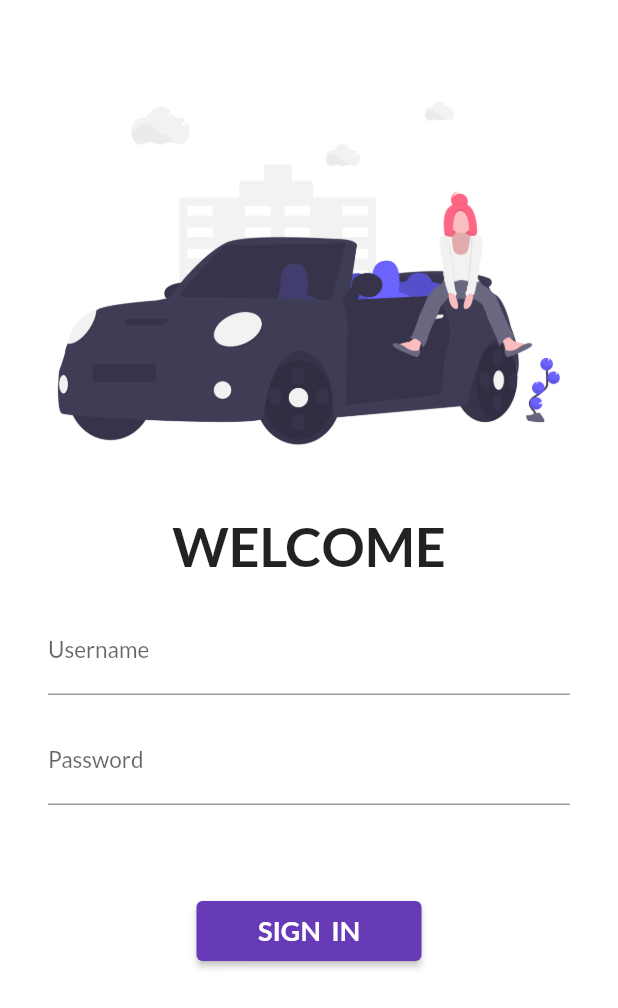
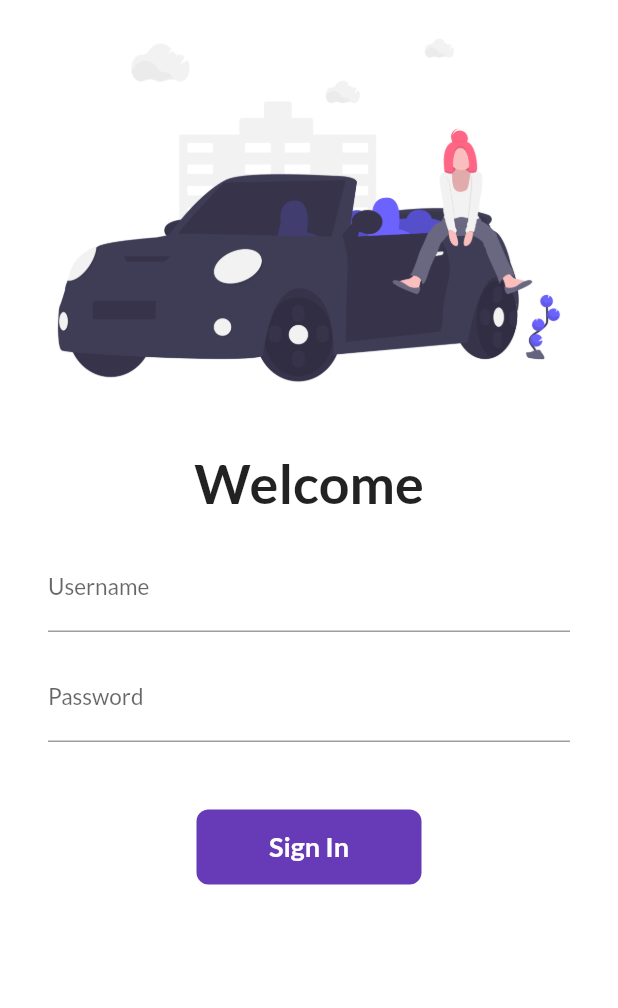
Before and after one commit to ankushgarg04/CarRentalApp, a Flutter app: the screen it shows after launch, on a phone screen of 412 x 824 dp. Shown: the top 1008 px of the screen. Run offline on Flutter 3.47's test engine with Material 2 defaults, Android fonts, the phone set to English and light mode, and no system bars; our stand-ins replace google_fonts.

Commit message:
day6goingon

```diff
--- a/lib/pages/login_page.dart
+++ b/lib/pages/login_page.dart
@@ -1,6 +1,12 @@
 import 'package:flutter/material.dart';
 
-class LoginPage extends StatelessWidget {
+class LoginPage extends StatefulWidget {
+  @override
+  _LoginPageState createState() => _LoginPageState();
+}
+
+class _LoginPageState extends State<LoginPage> {
+  String username = "";
   @override
   Widget build(BuildContext context) {
     return Material(
@@ -8,15 +14,13 @@ class LoginPage extends StatelessWidget {
         child: SingleChildScrollView(
           child: Column(
             children: [
-              SizedBox(
-                height: 42,
-              ),
               Image.asset("assets/images/login_car.png", fit: BoxFit.cover),
               SizedBox(
                 height: 20,
               ),
               Text(
-                "WELCOME",
+                "Welcome $username",
+                textAlign: TextAlign.center,
                 style: TextStyle(
                   fontSize: 36,
                   fontWeight: FontWeight.bold,
@@ -34,10 +38,16 @@ class LoginPage extends StatelessWidget {
                           fontSize: 15,
                         ),
                       ),
+                      onChanged: (value) {
+                        username = value;
+                        setState(() {});
+                      },
                     ),
+
                     SizedBox(
                       height: 15,
                     ),
+
                     TextFormField(
                       obscureText: true,
                       decoration: InputDecoration(
@@ -47,22 +57,46 @@ class LoginPage extends StatelessWidget {
                         ),
                       ),
                     ),
+
                     SizedBox(
-                      height: 60,
+                      height: 45,
                     ),
-                    ElevatedButton(
-                      child: (Text(
-                        "SIGN  IN",
-                        style: TextStyle(
-                          fontWeight: FontWeight.bold,
-                          fontSize: 18,
-                        ),
-                      )),
-                      style: TextButton.styleFrom(minimumSize: Size(150, 40)),
-                      onPressed: () {
+
+                    InkWell(
+                      onTap: () {
                         Navigator.pushNamed(context, "/home");
                       },
-                    ),
+                      child: Container(
+                        width: 150,
+                        height: 50,
+                        alignment: Alignment.center,
+                        child: Text(
+                          "Sign In",
+                          style: TextStyle(
+                              color: Colors.white,
+                              fontSize: 18,
+                              fontWeight: FontWeight.bold),
+                        ),
+                        decoration: BoxDecoration(
+                          color: Colors.deepPurple,
+                          borderRadius: BorderRadius.circular(8),
+                        ),
+                      ),
+                    )
+
+                    // ElevatedButton(
+                    //   child: (Text(
+                    //     "SIGN  IN",
+                    //     style: TextStyle(
+                    //       fontWeight: FontWeight.bold,
+                    //       fontSize: 18,
+                    //     ),
+                    //   )),
+                    //   style: TextButton.styleFrom(minimumSize: Size(150, 40)),
+                    //   onPressed: () {
+                    //     Navigator.pushNamed(context, "/home");
+                    //   },
+                    // ),
                   ],
                 ),
               )
```
